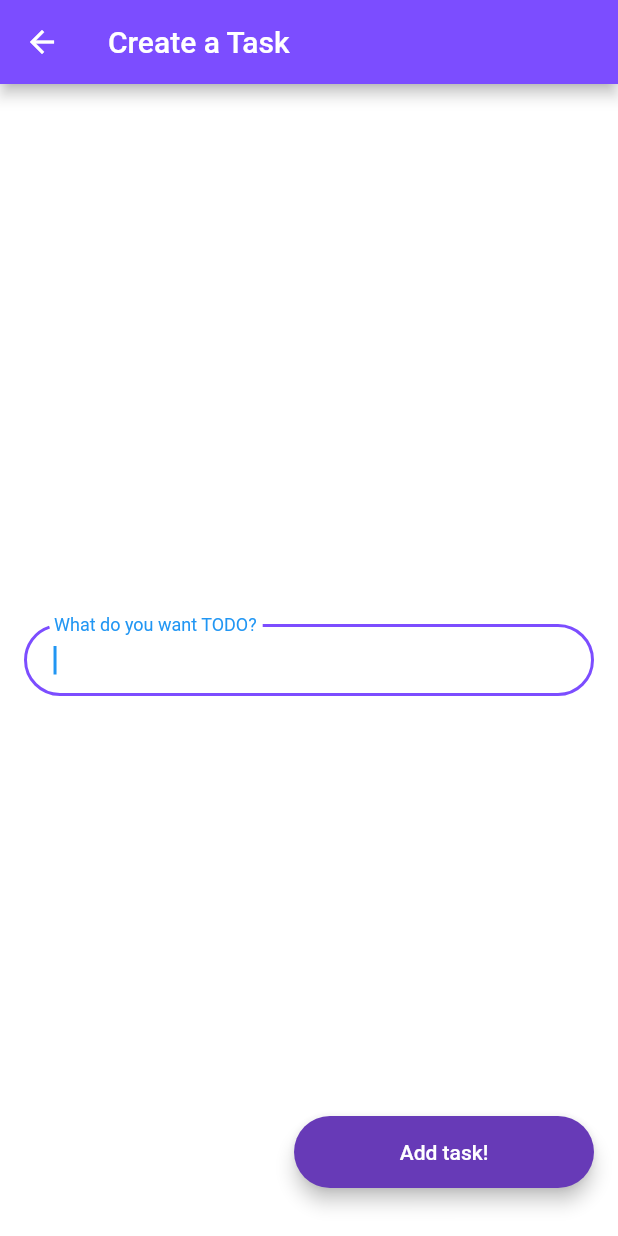
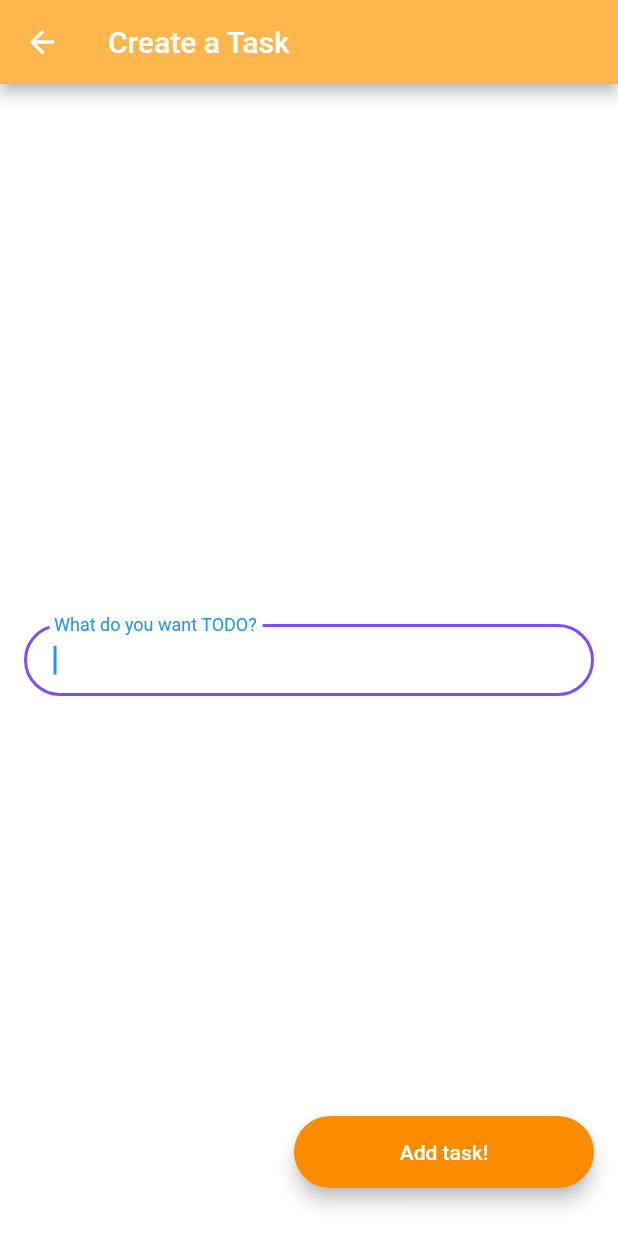
Before and after one commit to Coding-Club-IITG/Git-Workshop-flutter, a Flutter app: the TodoCreate screen opened by its route, on a phone screen of 412 x 824 dp. Run offline on Flutter 3.47's test engine with Material 2 defaults, Android fonts, the phone set to English and light mode, and no system bars; our stand-ins replace animated_text_kit, cloud_firestore, firebase_auth, firebase_core, modal_progress_hud; accounts and stored records are empty.

Commit message:
Update create_task.dart
color changes

```diff
--- a/lib/screens/create_task.dart
+++ b/lib/screens/create_task.dart
@@ -18,7 +18,7 @@ class _TodoCreateState extends State<TodoCreate> {
   Widget build(BuildContext context) {
     return Scaffold(
       appBar: AppBar(
-          backgroundColor: Colors.deepPurpleAccent,
+          backgroundColor: Colors.orange[300],
           title: Text('Create a Task')),
       backgroundColor: Colors.white,
       body: Center(
@@ -34,7 +34,7 @@ class _TodoCreateState extends State<TodoCreate> {
       ),
       floatingActionButton: RoundedButton(
         text: 'Add task!',
-        color: Colors.deepPurple,
+        color: Colors.orange[600],
         onPressed: () async {
           //Creating a new task
           await collection.add({'name': controller.text, 'completed': false});
```
